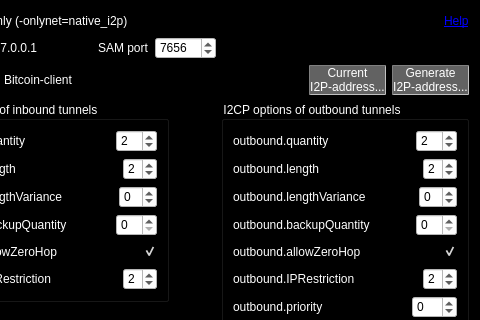
Above: src/qt/forms/i2poptionswidget.ui from waffle-iron/DarkSilk-Release-Candidate before the change; both pictures show x 86 to 566 and y 0 to 320 of the 566 by 414 pixel window. Below: the same form after it.
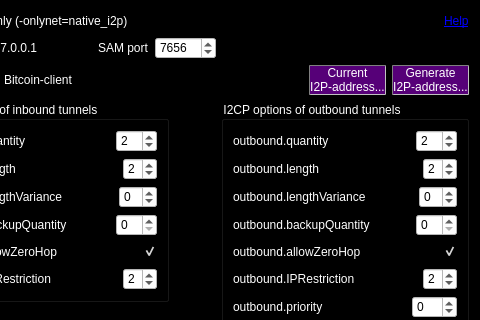
That is the form after the change.

What changed in the file:
```diff
--- a/src/qt/forms/i2poptionswidget.ui
+++ b/src/qt/forms/i2poptionswidget.ui
@@ -177,7 +177,7 @@
      <item>
       <widget class="QPushButton" name="pushButtonCurrentI2PAddress">
        <property name="styleSheet">
-        <string notr="true">background: rgb(98,98,98); color: rgb(255,255,255); border: 1px inset grey; border-radius: 1px; margin: 0px;</string>
+        <string notr="true">background: rgb(86,0,120); color: rgb(255,255,255); border: 1px inset grey; border-radius: 1px; margin: 0px;</string>
        </property>
        <property name="text">
         <string>Current
@@ -188,7 +188,7 @@
      <item>
       <widget class="QPushButton" name="pushButtonGenerateI2PAddress">
        <property name="styleSheet">
-        <string notr="true">background: rgb(98,98,98); color: rgb(255,255,255); border: 1px inset grey; border-radius: 1px; margin: 0px;</string>
+        <string notr="true">background: rgb(86,0,120); color: rgb(255,255,255); border: 1px inset grey; border-radius: 1px; margin: 0px;</string>
        </property>
        <property name="text">
         <string>Generate
```
